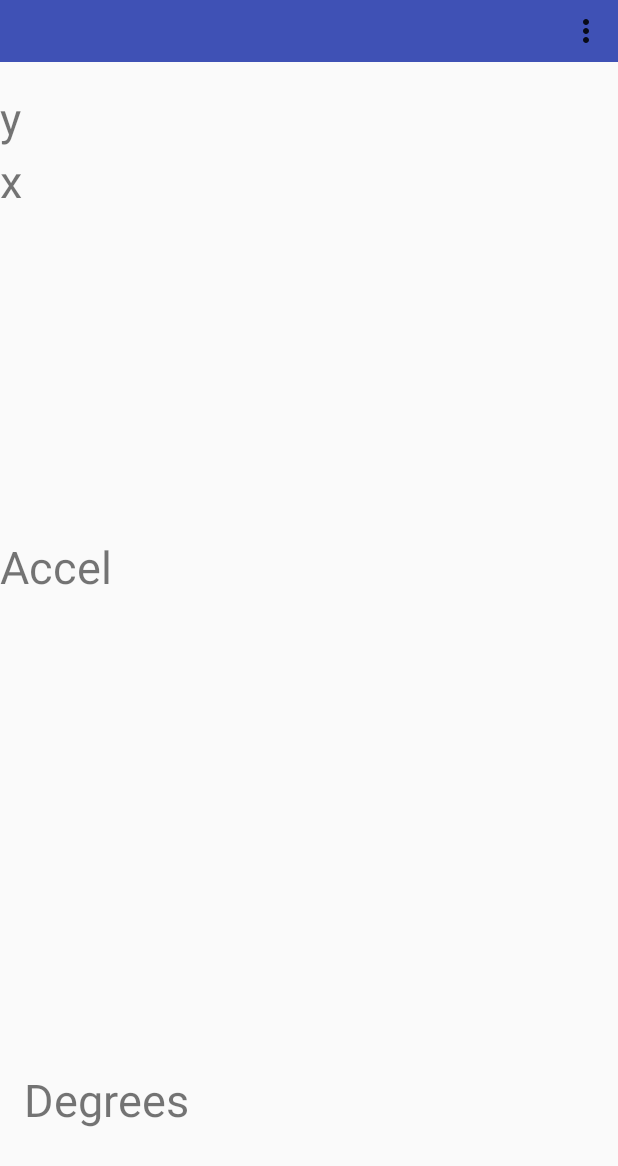
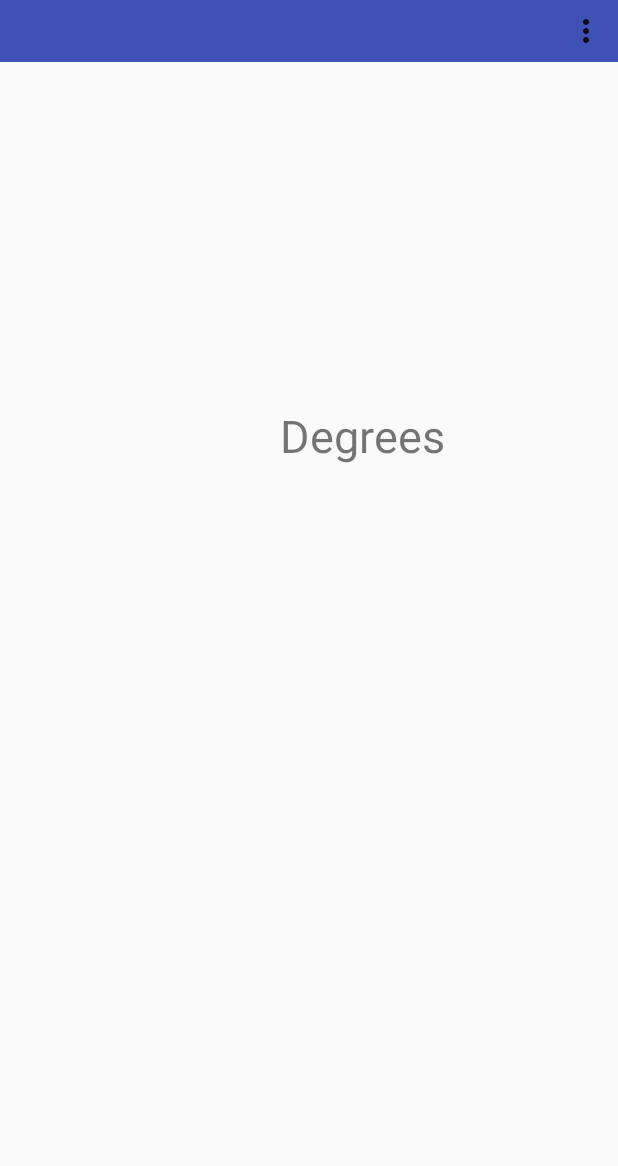
Before and after one commit to dagoldenburg/MobilLaboration3A, an Android app: the screen it shows after launch (MainActivity), on a phone screen of 412 x 824 dp. Shown: the top 1166 px of the screen. Run offline under Robolectric (Android 15) with nearby library versions, the phone set to English and light mode, and no system bars.

```diff
--- a/app/src/main/java/com/kth/dagdouglas/mobillaboration3a/MainActivity.java
+++ b/app/src/main/java/com/kth/dagdouglas/mobillaboration3a/MainActivity.java
@@ -16,17 +16,13 @@ public class MainActivity extends AppCompatActivity implements SensorEventListen
     private final  int maxAcceleration= 12;
     private Sensor accelerometer;
     private SensorManager sm;
-    private TextView x;
-    private TextView y;
-    private TextView z;
-    private  TextView a;
     private  TextView degree;
 
     private double xa, ya, za;
 
     private  double prevX,prevY,prevZ;
 
-    private  int currentDegree;
+    private  int currentDegree,oldDegree;
     private  float currentAccel;
     private long startTime;
 
@@ -56,10 +52,6 @@ public class MainActivity extends AppCompatActivity implements SensorEventListen
 
         sm.registerListener(this,accelerometer,SensorManager.SENSOR_DELAY_NORMAL);
 
-        x = findViewById(R.id.x);
-        y = findViewById(R.id.y);
-        z = findViewById(R.id.z);
-        a = findViewById(R.id.a);
         degree = findViewById(R.id.d);
     }
 
@@ -82,8 +74,10 @@ public class MainActivity extends AppCompatActivity implements SensorEventListen
             }else if(startTime+1000 >=System.currentTimeMillis() ) {
                 if(cyan){
                     degree.setTextColor(Color.BLACK);
+                    cyan=false;
                 }else {
                     degree.setTextColor(Color.CYAN);
+                    cyan=true;
                 }
             }
         }
@@ -92,14 +86,11 @@ public class MainActivity extends AppCompatActivity implements SensorEventListen
         }
 
         currentDegree = (int) Math.toDegrees(Math.atan2(xa,ya));
-        x.setText("x :"+xa);
-        y.setText("y:"+ya);
-        z.setText("z"+za);
-        a.setText("acc"+ currentAccel);
-
-
-        degree.setText("Degree:"+currentDegree);
-
+        if(currentDegree<0){
+            currentDegree +=360;
+        }
+        degree.setText(""+(int)filter(oldDegree,currentDegree));
+        oldDegree = currentDegree;
 
     }
     private double filter(double preValue, double sensorValue){
--- a/app/src/main/java/com/kth/dagdouglas/mobillaboration3a/PreferencesActivity.java
+++ b/app/src/main/java/com/kth/dagdouglas/mobillaboration3a/PreferencesActivity.java
@@ -15,6 +15,7 @@ public class PreferencesActivity extends PreferenceActivity {
     protected void onCreate(Bundle savedInstanceState) {
         super.onCreate(savedInstanceState);
         getFragmentManager().beginTransaction().replace(android.R.id.content, new MyPreferenceFragment()).commit();
+
     }
 
     public static class MyPreferenceFragment extends PreferenceFragment
--- a/app/src/main/res/layout/activity_main.xml
+++ b/app/src/main/res/layout/activity_main.xml
@@ -7,58 +7,19 @@
     tools:context="com.kth.dagdouglas.mobillaboration3a.MainActivity">
 
     <TextView
-        android:id="@+id/z"
-        android:layout_width="240dp"
-        android:layout_height="50dp"
-        android:text="z"
-        android:textSize="30sp"
-        tools:layout_editor_absoluteX="16dp"
-        tools:layout_editor_absoluteY="249dp" />
-
-    <TextView
-        android:id="@+id/x"
-        android:layout_width="240dp"
-        android:layout_height="49dp"
-        android:layout_marginTop="100dp"
-        android:text="x"
-        android:textSize="30sp"
-        app:layout_constraintTop_toTopOf="parent"
-        tools:layout_editor_absoluteX="16dp" />
-
-    <TextView
-        android:id="@+id/y"
-        android:layout_width="241dp"
-        android:layout_height="50dp"
-        android:layout_marginBottom="8dp"
-        android:layout_marginTop="24dp"
-        android:text="y"
-        android:textSize="30sp"
-        app:layout_constraintBottom_toTopOf="@+id/z"
-        app:layout_constraintTop_toBottomOf="@+id/x"
-        tools:layout_editor_absoluteX="16dp" />
-
-    <TextView
-        android:id="@+id/a"
-        android:layout_width="240dp"
-        android:layout_height="48dp"
-        android:layout_marginBottom="8dp"
-        android:layout_marginTop="8dp"
-        android:text="Accel"
-        android:textSize="30sp"
-        app:layout_constraintBottom_toTopOf="@+id/d"
-        app:layout_constraintTop_toBottomOf="@+id/z"
-        tools:layout_editor_absoluteX="16dp" />
-
-    <TextView
         android:id="@+id/d"
-        android:layout_width="302dp"
+        android:layout_width="225dp"
         android:layout_height="87dp"
-        android:layout_marginBottom="24dp"
-        android:layout_marginStart="16dp"
+        android:layout_marginStart="48dp"
+        android:layout_marginTop="208dp"
         android:text="Degrees"
         android:textSize="30sp"
         app:layout_constraintBottom_toBottomOf="parent"
-        app:layout_constraintStart_toStartOf="parent" />
+        app:layout_constraintEnd_toEndOf="parent"
+        app:layout_constraintHorizontal_bias="1.0"
+        app:layout_constraintStart_toStartOf="parent"
+        app:layout_constraintTop_toTopOf="parent"
+        app:layout_constraintVertical_bias="0.117" />
 
     <android.support.v7.widget.Toolbar
         android:id="@+id/toolbar"
```
Also changed, not shown: app/src/main/java/com/kth/dagdouglas/mobillaboration3a/GraphActivity.java (+36 -22 lines).
